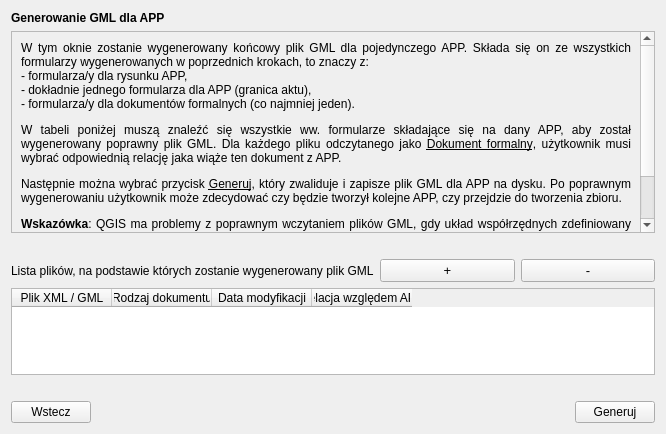
First picture: the form in modules/app/views/ui/generowanie_gml_dialog_base.ui, repository envirosolutionspl/wtyczka_qgis_app, before the edit.
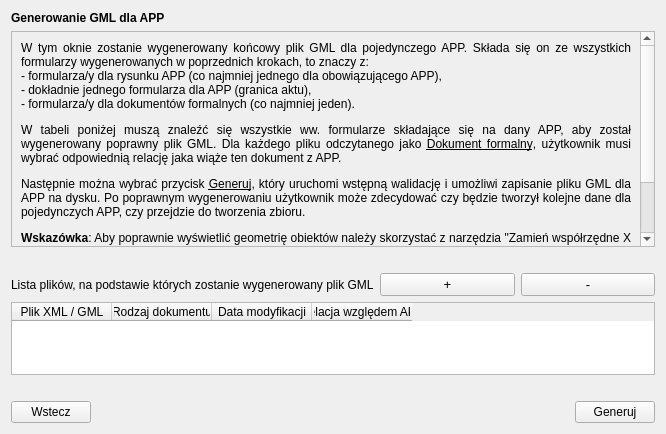
Second picture: the form after the edit.

Diff of the .ui file:
```diff
--- a/modules/app/views/ui/generowanie_gml_dialog_base.ui
+++ b/modules/app/views/ui/generowanie_gml_dialog_base.ui
@@ -50,9 +50,9 @@
         <property name="geometry">
          <rect>
           <x>0</x>
-          <y>-52</y>
+          <y>0</y>
           <width>627</width>
-          <height>223</height>
+          <height>236</height>
          </rect>
         </property>
         <property name="sizePolicy">
@@ -70,7 +70,7 @@
             </font>
            </property>
            <property name="text">
-            <string>&lt;html&gt;&lt;head/&gt;&lt;body&gt;&lt;p&gt;W tym oknie zostanie wygenerowany końcowy plik GML dla pojedynczego APP. Składa się on ze wszystkich formularzy wygenerowanych w poprzednich krokach, to znaczy z:&lt;br/&gt;- formularza/y dla rysunku APP,&lt;br/&gt;- dokładnie jednego formularza dla APP (granica aktu),&lt;br/&gt;- formularza/y dla dokumentów formalnych (co najmniej jeden).&lt;/p&gt;&lt;p&gt;W tabeli poniżej muszą znaleźć się wszystkie ww. formularze składające się na dany APP, aby został wygenerowany poprawny plik GML. Dla każdego pliku odczytanego jako &lt;span style=&quot; text-decoration: underline;&quot;&gt;Dokument formalny&lt;/span&gt;, użytkownik musi wybrać odpowiednią relację jaka wiąże ten dokument z APP. &lt;/p&gt;&lt;p&gt;Następnie można wybrać przycisk &lt;span style=&quot; text-decoration: underline;&quot;&gt;Generuj&lt;/span&gt;, który zwaliduje i zapisze plik GML dla APP na dysku. Po poprawnym wygenerowaniu użytkownik może zdecydować czy będzie tworzył kolejne APP, czy przejdzie do tworzenia zbioru. &lt;/p&gt;&lt;p&gt;&lt;span style=&quot; font-weight:600;&quot;&gt;Wskazówka&lt;/span&gt;: QGIS ma problemy z poprawnym wczytaniem plików GML, gdy układ współrzędnych zdefiniowany jest zgodnie z INSPIRE. Nie ma to jednak wpływu na działanie wtyczki. Aby dane przestrzenne wyświetlały się poprawnie należy użyć narzędzia &lt;span style=&quot; text-decoration: underline;&quot;&gt;Zamień współrzędne X i Y&lt;/span&gt; z grupy &lt;span style=&quot; text-decoration: underline;&quot;&gt;wektor - geometria&lt;/span&gt; z narzędzi processingu QGIS. &lt;br/&gt;&lt;/p&gt;&lt;/body&gt;&lt;/html&gt;</string>
+            <string>&lt;html&gt;&lt;head/&gt;&lt;body&gt;&lt;p&gt;W tym oknie zostanie wygenerowany końcowy plik GML dla pojedynczego APP. Składa się on ze wszystkich formularzy wygenerowanych w poprzednich krokach, to znaczy z:&lt;br/&gt;- formularza/y dla rysunku APP (co najmniej jednego dla obowiązującego APP),&lt;br/&gt;- dokładnie jednego formularza dla APP (granica aktu),&lt;br/&gt;- formularza/y dla dokumentów formalnych (co najmniej jeden).&lt;/p&gt;&lt;p&gt;W tabeli poniżej muszą znaleźć się wszystkie ww. formularze składające się na dany APP, aby został wygenerowany poprawny plik GML. Dla każdego pliku odczytanego jako &lt;span style=&quot; text-decoration: underline;&quot;&gt;Dokument formalny&lt;/span&gt;, użytkownik musi wybrać odpowiednią relację jaka wiąże ten dokument z APP. &lt;/p&gt;&lt;p&gt;Następnie można wybrać przycisk &lt;span style=&quot; text-decoration: underline;&quot;&gt;Generuj&lt;/span&gt;, który uruchomi wstępną walidację i umożliwi zapisanie pliku GML dla APP na dysku. Po poprawnym wygenerowaniu użytkownik może zdecydować czy będzie tworzył kolejne dane dla pojedynczych APP, czy przejdzie do tworzenia zbioru. &lt;/p&gt;&lt;p&gt;&lt;span style=&quot; font-weight:600;&quot;&gt;Wskazówka&lt;/span&gt;: Aby poprawnie wyświetlić geometrię obiektów należy skorzystać z narzędzia &amp;quot;Zamień współrzędne X i Y&amp;quot;. Aby to zrobić należy wyświetlić panel &amp;quot;Algorytmy Processingu&amp;quot; (prawym przyciskiem myszy należy kliknąć na wstążkę z narzędziami i zaznaczyć krzyżykiem odpowiedni panel do wyświetlenia). Następnie w oknie &amp;quot;Algorytmy Processingu&amp;quot; należy rozwinąć listę narzędzi o nazwie &amp;quot;wektor - geometria&amp;quot; oraz wybrać narzędzie &amp;quot;Zamień współrzędne X i Y&amp;quot;.&lt;br/&gt;&lt;/p&gt;&lt;/body&gt;&lt;/html&gt;</string>
            </property>
            <property name="alignment">
             <set>Qt::AlignJustify|Qt::AlignVCenter</set>
```
